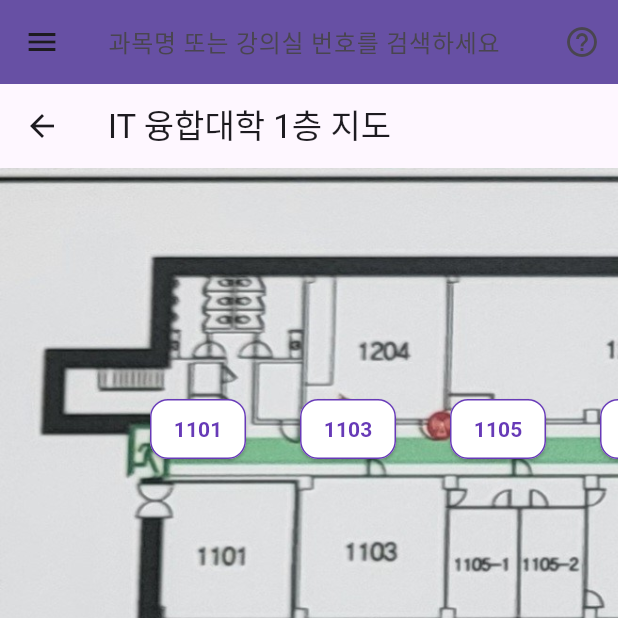
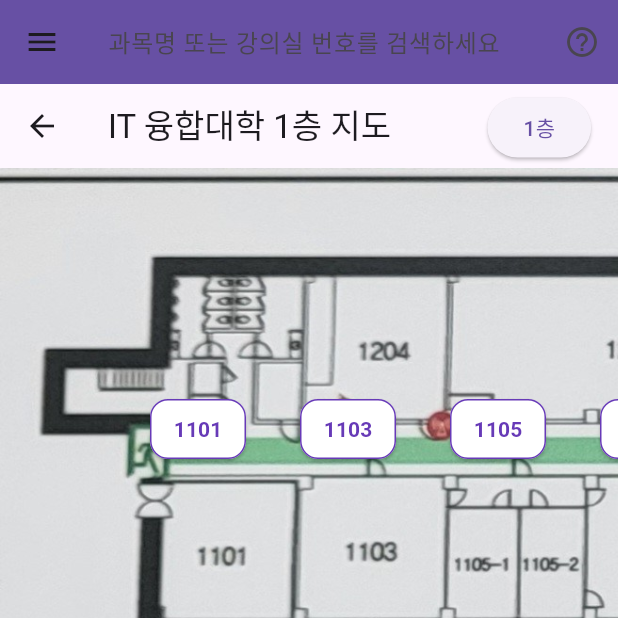
Before and after one commit to leemis825/Map-app-project_9, a Flutter app: the MenuScreen screen opened directly, on a phone screen of 412 x 824 dp, the top half of it. Run offline on Flutter 3.47's test engine with Material 3 defaults, Android fonts, the phone set to English and light mode, and no system bars.

Commit message:
avd 확인 및 수정 완료

```diff
--- a/lib/screens/menu.dart
+++ b/lib/screens/menu.dart
@@ -22,18 +22,7 @@ class _MenuScreenState extends State<MenuScreen> {
   bool showFloorButtons = false;
 
   final List<int> floors = [1, 2, 3, 4, 5, 6, 7, 8, 9, 10];
-  final Map<int, Color> floorMaps = {
-    1: Colors.lightBlue,
-    2: Colors.green,
-    3: Colors.orange,
-    4: Colors.purple,
-    5: Colors.red,
-    6: Colors.yellow,
-    7: Colors.brown,
-    8: Colors.teal,
-    9: Colors.cyan,
-    10: Colors.amber,
-  };
+
 
   void showHelp() {
     ScaffoldMessenger.of(context).showSnackBar(
@@ -133,18 +122,12 @@ class _MenuScreenState extends State<MenuScreen> {
             ItBuilding9fScreen()
           else if (selectedFloor == 10)
             ItBuilding10fScreen()
-          else
-            Container(
-              color: floorMaps[selectedFloor] ?? Colors.grey,
-              child: Center(
-                child: Text('현재 층: $selectedFloor층'),
-              ),
-            ),
+    ,
 
           // 📍 층 선택 버튼
           Positioned(
-            top: 15,
-            left: 900,
+            top: 5,
+            left: 325,
             child: Column(
               crossAxisAlignment: CrossAxisAlignment.start,
               children: [
```
Also changed, not shown: 19 other files.
